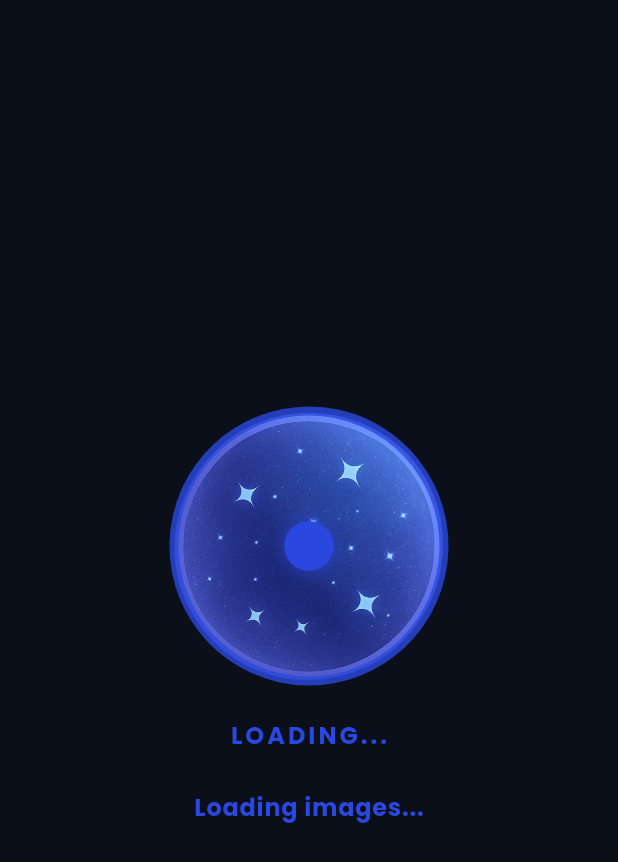
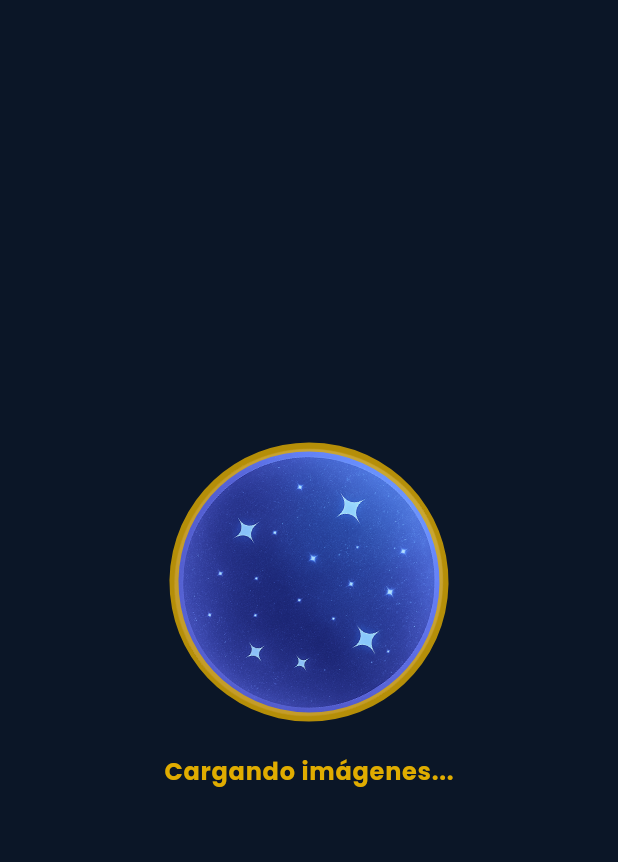
Before and after one commit to grojof/puzzle_ball_gklabs, a Flutter app: the first screen one second after launch, on a phone screen of 412 x 824 dp. Shown: the top 862 px of the screen. Run offline on Flutter 3.47's test engine with Material 3 defaults, Android fonts, the phone set to English and light mode, and no system bars; our stand-ins replace audioplayers, bloc, equatable, flutter_bloc, go_router, google_fonts and 2 more; missing offline and left inert: flame, flame_audio, flame_forge2d; generated files the repository leaves out were written again.

Commit message:
v2 - preSplashScreen

```diff
--- a/lib/app/view/app.dart
+++ b/lib/app/view/app.dart
@@ -9,6 +9,7 @@ import 'package:puzzle_ball_gklabs/l10n/l10n.dart';
 import 'package:puzzle_ball_gklabs/loading/loading.dart';
 import 'package:puzzle_ball_gklabs/shared/cubit/savegame/savegame_cubit.dart';
 import 'package:puzzle_ball_gklabs/shared/cubit/settings/settings_cubit.dart';
+import 'package:puzzle_ball_gklabs/shared/cubit/settings/settings_state.dart';
 import 'package:puzzle_ball_gklabs/shared/theme/app_theme.dart';
 import 'package:puzzle_ball_gklabs/title/view/view.dart';
 
@@ -33,8 +34,8 @@ class App extends StatelessWidget {
             final preload = context.read<PreloadCubit>();
             final cubit = AudioCubit(audioCache: preload.audio);
 
-            final settings = context.read<SettingsCubit>().state;
-            cubit.setVolume(settings.soundEnabled ? 1.0 : 0.0);
+            // final settings = context.read<SettingsCubit>().state;
+            // cubit.setVolume(settings.soundEnabled ? 0.0 : 1.0);
 
             return cubit;
           },
@@ -53,6 +54,8 @@ class AppView extends StatelessWidget {
 
   @override
   Widget build(BuildContext context) {
+    final locale = context.select((SettingsCubit c) => c.state.locale);
+
     final router = GoRouter(
       initialLocation: '/loading',
       routes: [
@@ -73,7 +76,10 @@ class AppView extends StatelessWidget {
             return GamePage(level: level, savegameId: savegameId);
           },
         ),
-        GoRoute(path: '/levels', builder: (_, __) => const LevelSelectorPage()),
+        GoRoute(
+          path: '/levels',
+          builder: (_, __) => const LevelSelectorPage(),
+        ),
         GoRoute(
           path: '/savegames',
           builder: (_, __) => const SavegameSelectorPage(),
@@ -86,6 +92,7 @@ class AppView extends StatelessWidget {
       routerConfig: router,
       theme: AppTheme.dark,
       themeMode: ThemeMode.dark,
+      locale: locale,
       localizationsDelegates: AppLocalizations.localizationsDelegates,
       supportedLocales: AppLocalizations.supportedLocales,
     );
--- a/lib/loading/view/loading_page.dart
+++ b/lib/loading/view/loading_page.dart
@@ -17,6 +17,18 @@ class LoadingPage extends StatelessWidget {
   Widget build(BuildContext context) {
     final loaderTotalDelay = PuzzleBallLoader.intrinsicAnimationDuration +
         const Duration(milliseconds: 2000);
+
+    final preload = context.watch<PreloadCubit>();
+
+    // ✅ Si ya está precargado desde el principio (cambio idioma u otro rebuild)
+    if (preload.state.isComplete) {
+      Future.microtask(() async {
+        await Future<void>.delayed(loaderTotalDelay); // ⏳ Espera mínima visible
+        if (context.mounted) {
+          context.go(redirectTo ?? '/menu');
+        }
+      });
+    }
 
     return BlocListener<PreloadCubit, PreloadState>(
       listenWhen: (prev, next) => !prev.isComplete && next.isComplete,
--- a/lib/shared/cubit/settings/settings_state.dart
+++ b/lib/shared/cubit/settings/settings_state.dart
@@ -1,34 +1,48 @@
 import 'package:equatable/equatable.dart';
+import 'package:flutter/material.dart';
 
 class SettingsState extends Equatable {
   const SettingsState({
     required this.currentLevel,
+    required this.languageCode,
     required this.soundEnabled,
     required this.useSensorControl,
   });
 
   factory SettingsState.initial() => const SettingsState(
         currentLevel: 1,
+        languageCode: 'es',
         soundEnabled: true,
         useSensorControl: false,
       );
 
   final int currentLevel;
+  final String languageCode;
   final bool soundEnabled;
   final bool useSensorControl;
 
+  /// Getter que Flutter usará para cambiar el idioma en `MaterialApp.router`
+  Locale get locale => Locale(languageCode);
+
   SettingsState copyWith({
     int? currentLevel,
+    String? languageCode,
     bool? soundEnabled,
     bool? useSensorControl,
   }) {
     return SettingsState(
       currentLevel: currentLevel ?? this.currentLevel,
+      languageCode: languageCode ?? this.languageCode,
       soundEnabled: soundEnabled ?? this.soundEnabled,
       useSensorControl: useSensorControl ?? this.useSensorControl,
     );
   }
 
   @override
-  List<Object> get props => [currentLevel, soundEnabled, useSensorControl];
+  List<Object> get props => [
+        currentLevel,
+        languageCode,
+        soundEnabled,
+        useSensorControl,
+      ];
 }
--- a/lib/shared/theme/app_theme.dart
+++ b/lib/shared/theme/app_theme.dart
@@ -3,16 +3,16 @@ import 'package:google_fonts/google_fonts.dart';
 
 class AppColors {
   /// 🎯 Color principal (azul eléctrico vibrante)
-  static const Color primary = Color(0xFF2A48DF);
+  static const Color primary = Color(0xFFE0AC00);
 
   /// 🌌 Color secundario oscuro, ideal para capas de fondo
   static const Color secondary = Color(0xFF2E365D);
 
   /// 💡 Color de acento (amarillo eléctrico cálido, para bolas o portales)
-  static const Color accent = Color(0xFFFFD54A);
+  static const Color accent = Color(0xFF804AFF);
 
   /// 🌃 Fondo principal nocturno
-  static const Color background = Color(0xFF0B0F1A);
+  static const Color background = Color(0xFF0b1627);
 
   /// ✨ Color de texto lavanda claro para buena legibilidad
   static const Color text = Color(0xFFE6E6FA);
--- a/lib/shared/widgets/puzzle_ball_loader.dart
+++ b/lib/shared/widgets/puzzle_ball_loader.dart
@@ -1,5 +1,6 @@
 import 'package:flutter/material.dart';
 import 'package:puzzle_ball_gklabs/gen/assets.gen.dart';
+import 'package:puzzle_ball_gklabs/l10n/l10n.dart';
 
 class PuzzleBallLoader extends StatefulWidget {
   const PuzzleBallLoader({
@@ -20,29 +21,19 @@ class PuzzleBallLoader extends StatefulWidget {
 class _PuzzleBallLoaderState extends State<PuzzleBallLoader>
     with TickerProviderStateMixin {
   late final AnimationController _rotationController;
-  late final AnimationController _scaleController;
 
   @override
   void initState() {
     super.initState();
-
     _rotationController = AnimationController(
       duration: const Duration(seconds: 5),
       vsync: this,
     )..repeat();
-
-    _scaleController = AnimationController(
-      duration: const Duration(milliseconds: 800),
-      vsync: this,
-      lowerBound: 0.97,
-      upperBound: 1.03,
-    )..repeat(reverse: true);
   }
 
   @override
   void dispose() {
     _rotationController.dispose();
-    _scaleController.dispose();
     super.dispose();
   }
 
@@ -69,10 +60,7 @@ class _PuzzleBallLoaderState extends State<PuzzleBallLoader>
         children: [
           RotationTransition(
             turns: _rotationController,
-            child: Stack(
-              alignment: Alignment.center,
-              children: [
-                SizedBox(
+            child: SizedBox(
               height: 180,
               width: 180,
               child: Stack(
@@ -95,35 +83,6 @@ class _PuzzleBallLoaderState extends State<PuzzleBallLoader>
                 ],
               ),
             ),
-                ScaleTransition(
-                  scale: _scaleController,
-                  child: Container(
-                    height: 32,
-                    width: 32,
-                    decoration: BoxDecoration(
-                      shape: BoxShape.circle,
-                      color: theme.colorScheme.primary,
-                      boxShadow: [
-                        BoxShadow(
-                          color: theme.colorScheme.primary.withOpacity(0.5),
-                          blurRadius: 6,
-                          spreadRadius: 2,
-                        ),
-                      ],
-                    ),
-                  ),
-                ),
-              ],
-            ),
-          ),
-          const SizedBox(height: 24),
-          Text(
-            'LOADING...',
-            style: theme.textTheme.bodyLarge?.copyWith(
-              fontWeight: FontWeight.bold,
-              color: theme.colorScheme.primary,
-              letterSpacing: 2,
-            ),
           ),
         ],
       ),
--- a/lib/shared/widgets/sound_toggle_fab.dart
+++ b/lib/shared/widgets/sound_toggle_fab.dart
@@ -32,7 +32,6 @@ class SoundToggleFab extends StatelessWidget {
           child: Icon(
             isEnabled ? Icons.volume_up : Icons.volume_off,
             key: ValueKey<bool>(isEnabled),
-            color: Colors.white,
             size: 20,
           ),
         ),
--- a/lib/shared/widgets/widgets.dart
+++ b/lib/shared/widgets/widgets.dart
@@ -1,3 +1,4 @@
 export 'control_mode_selector.dart';
+export 'language_selector.dart';
 export 'puzzle_ball_loader.dart';
 export 'sound_toggle_fab.dart';
--- a/lib/title/view/savegame_selector_page.dart
+++ b/lib/title/view/savegame_selector_page.dart
@@ -48,7 +48,6 @@ class SavegameSelectorPage extends StatelessWidget {
               },
             ),
           ),
-          const SoundToggleFab(),
         ],
       ),
     );
```
Also changed, not shown: lib/game/components/ball_component.dart (+19 -3 lines), lib/game/components/boost_components.dart (+6 -10 lines), lib/game/puzzle_ball_gklabs.dart (+38 -20 lines), lib/game/utils/camera_utils.dart (+20 -0 lines), lib/l10n/arb/app_ca.arb (added, +69 -0 lines), lib/l10n/arb/app_en.arb (+22 -6 lines), lib/l10n/arb/app_es.arb (added, +69 -0 lines), lib/shared/cubit/settings/settings_cubit.dart (+8 -0 lines), lib/shared/widgets/control_mode_selector.dart (+10 -6 lines), lib/shared/widgets/language_selector.dart (added, +92 -0 lines), lib/title/view/title_page.dart (+72 -49 lines), assets/images/catalonia_flag.png (added). Lines whose indentation alone changed are shown as unchanged.
